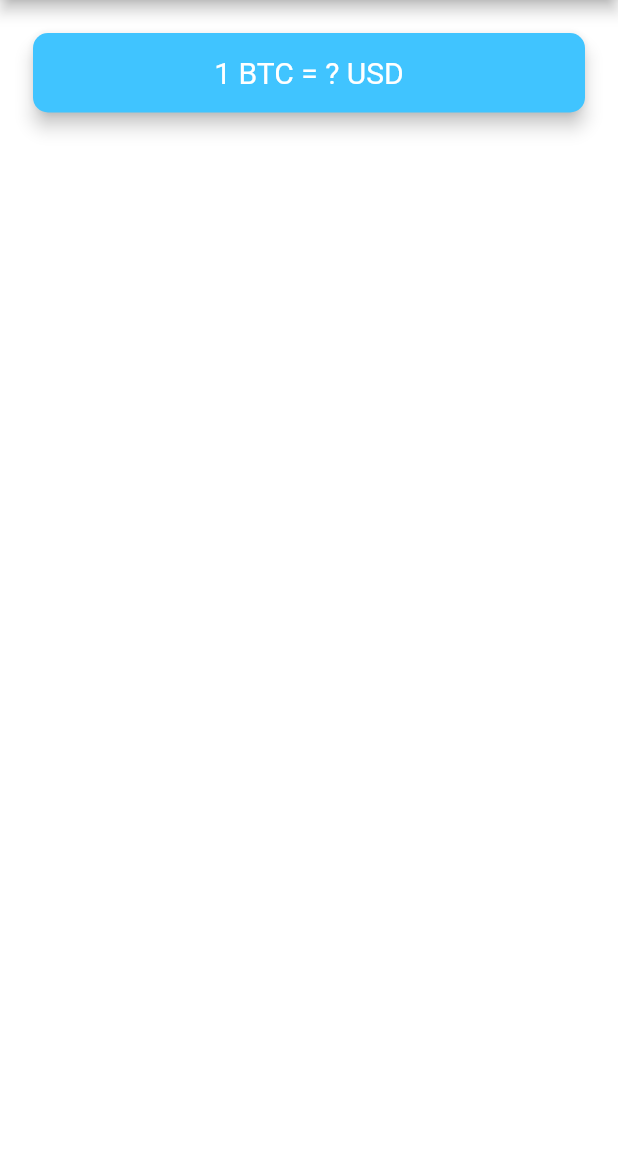
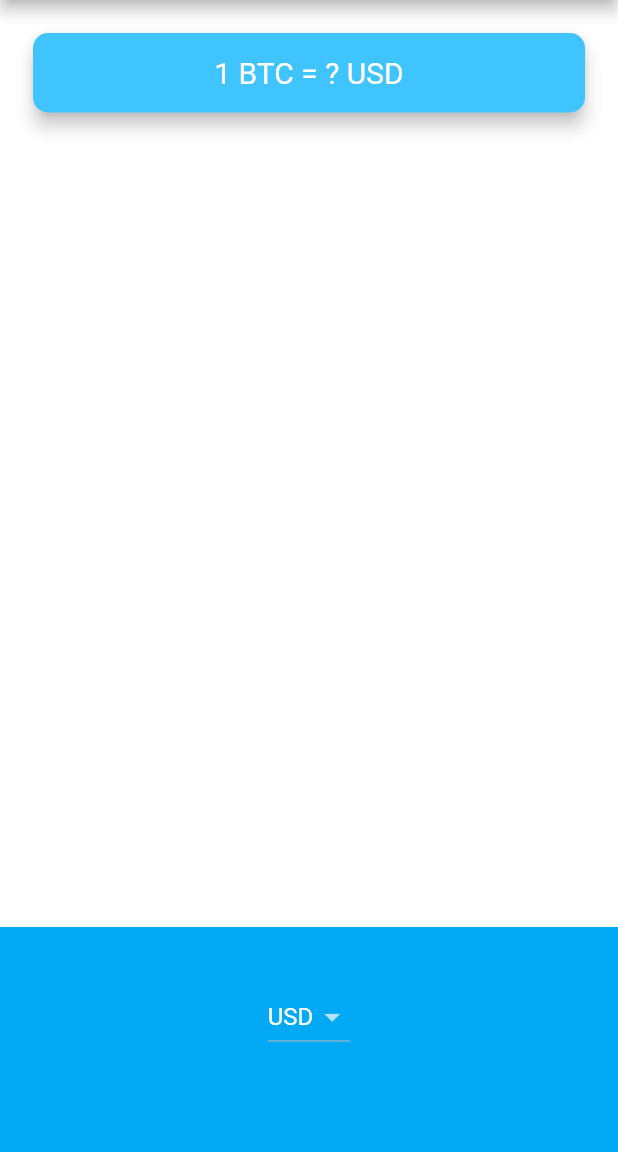
Before and after one commit to VTarunaKumar/BitcoinTicker, a Flutter app: the screen it shows after launch, on a phone screen of 412 x 824 dp, the part 84-1236 px from its top. Run offline on Flutter 3.47's test engine with Material 2 defaults, Android fonts, the phone set to English and light mode, and no system bars.

Commit message:
Initialize the project

```diff
--- a/lib/price_screen.dart
+++ b/lib/price_screen.dart
@@ -8,6 +8,7 @@ class PriceScreen extends StatefulWidget {
 }
 
 class _PriceScreenState extends State<PriceScreen> {
+  String selectedCurrency = "USD";
   @override
   Widget build(BuildContext context) {
     return Scaffold(
@@ -39,6 +40,34 @@ class _PriceScreenState extends State<PriceScreen> {
               ),
             ),
           ),
+          Container(
+            height: 150,
+            alignment: Alignment.center,
+            padding: EdgeInsets.only(bottom: 30),
+            color: Colors.lightBlue,
+            child: DropdownButton<String>(
+                value: selectedCurrency,
+                items: [
+                  DropdownMenuItem(
+                    child: Text("USD"),
+                    value: "USD",
+                  ),
+                  DropdownMenuItem(
+                    child: Text("EUR"),
+                    value: "EUR",
+                  ),
+                  DropdownMenuItem(
+                    child: Text("GBP"),
+                    value: "GBP",
+                  ),
+                ],
+                onChanged: (value) {
+                  setState(() {
+                    selectedCurrency = value!;
+                  });
+                  print(value);
+                }),
+          )
         ],
       ),
     );
```
